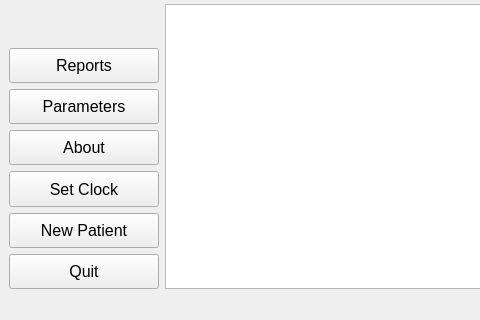
CarlosCapili/3K04-Pacemaker-Project, file DCM/ui_files/dcm.ui: the form before one commit; both pictures show x 0 to 480 and y 384 to 704 of the 967 by 704 pixel window.
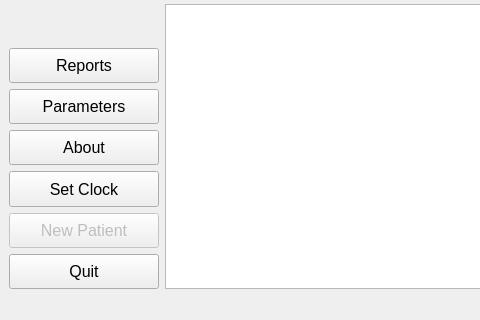
The form after the commit.

Patch:
```diff
--- a/DCM/ui_files/dcm.ui
+++ b/DCM/ui_files/dcm.ui
@@ -296,6 +296,9 @@
       </item>
       <item>
        <widget class="QPushButton" name="newPatientButton">
+        <property name="enabled">
+         <bool>false</bool>
+        </property>
         <property name="sizePolicy">
          <sizepolicy hsizetype="Preferred" vsizetype="Preferred">
           <horstretch>0</horstretch>
```
